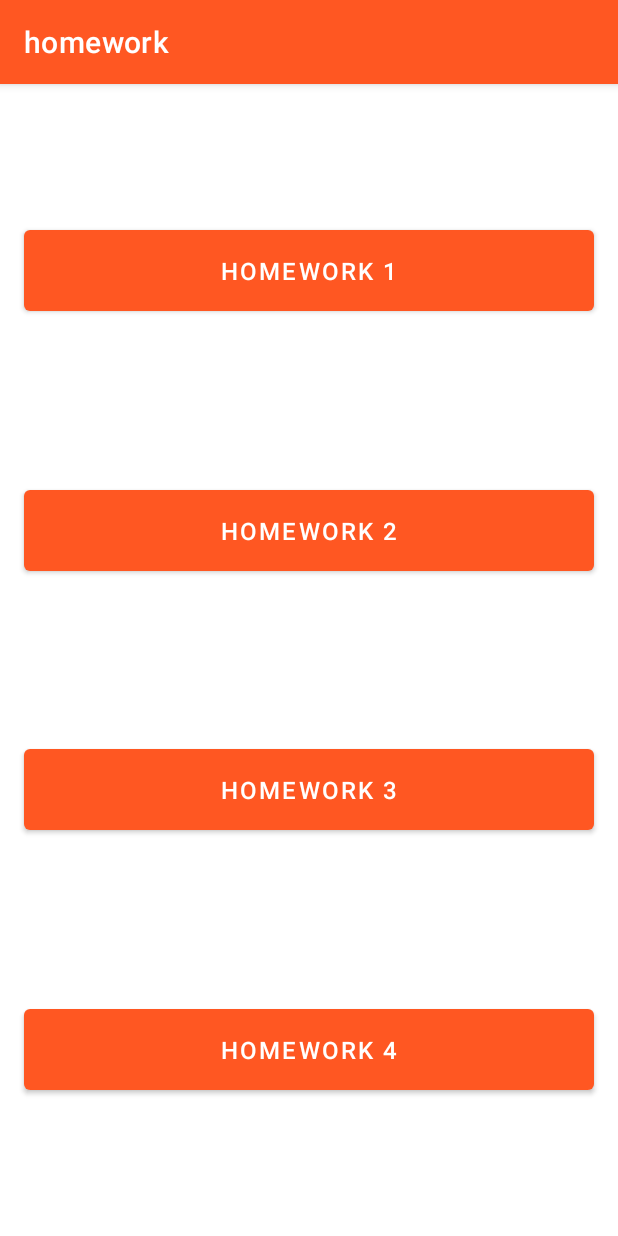
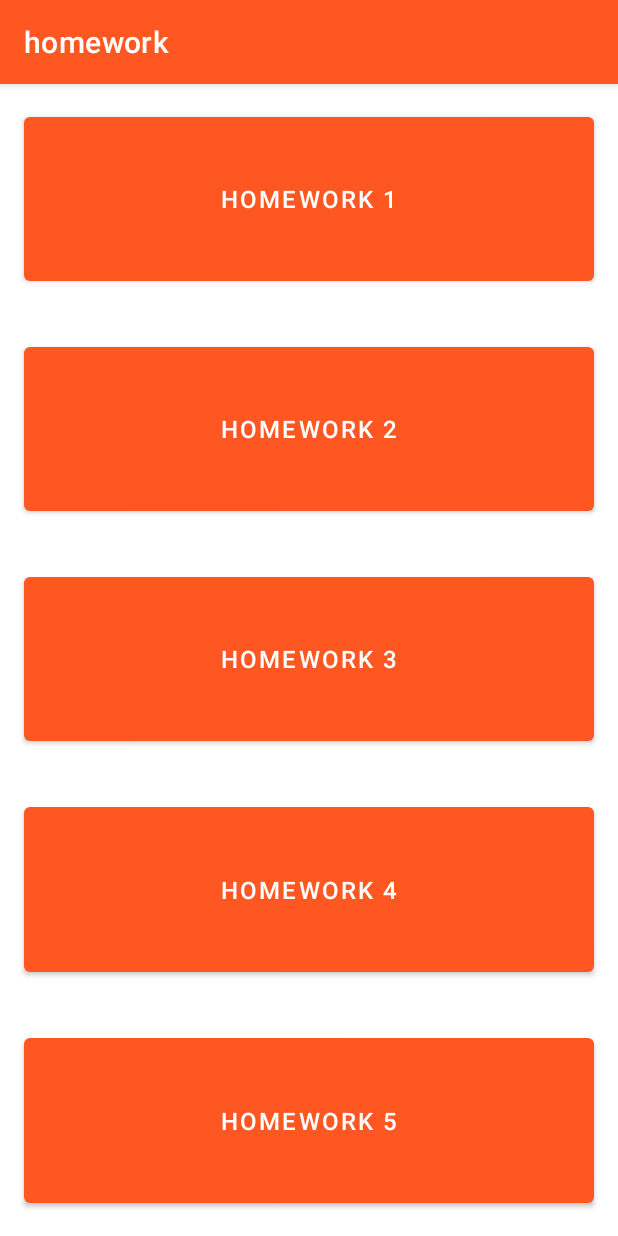
Before and after one commit to baranovdev/homeworkTMS, an Android app: the screen it shows after launch (MainActivity), on a phone screen of 412 x 824 dp. Run offline under Robolectric (Android 15) with nearby library versions, the phone set to English and light mode, and no system bars.

Commit message:
Finish homework

```diff
--- a/app/build.gradle
+++ b/app/build.gradle
@@ -34,6 +34,9 @@ android {
 }
 
 dependencies {
+    implementation 'androidx.legacy:legacy-support-v4:1.0.0'
+    implementation 'androidx.navigation:navigation-fragment-ktx:2.3.5'
+    implementation 'androidx.navigation:navigation-ui-ktx:2.3.5'
     def lifecycle_version = "2.3.1"
 
     implementation "androidx.lifecycle:lifecycle-viewmodel-ktx:$lifecycle_version"
--- a/app/src/main/AndroidManifest.xml
+++ b/app/src/main/AndroidManifest.xml
@@ -14,7 +14,9 @@
         android:roundIcon="@mipmap/ic_launcher_round"
         android:supportsRtl="true"
         android:theme="@style/Theme.Homework">
-        <activity android:name=".HW4.SnowdropActivity"/>
+        <activity android:name=".HW5.LoggedActivity"></activity>
+        <activity android:name=".HW5.HW5Activity" />
+        <activity android:name=".HW4.SnowdropActivity" />
         <activity android:name=".HW3.ThirdHomeworkActivity" />
         <activity android:name=".MainActivity">
             <intent-filter>
--- a/app/src/main/java/by/baranovdev/homework/MainActivity.kt
+++ b/app/src/main/java/by/baranovdev/homework/MainActivity.kt
@@ -8,6 +8,7 @@ import by.baranovdev.homework.HW1.ImageLoaderActivity
 import by.baranovdev.homework.HW2.SecondHomeworkActivity
 import by.baranovdev.homework.HW3.ThirdHomeworkActivity
 import by.baranovdev.homework.HW4.SnowdropActivity
+import by.baranovdev.homework.HW5.HW5Activity
 
 
 class MainActivity : AppCompatActivity() {
@@ -16,16 +17,18 @@ class MainActivity : AppCompatActivity() {
         setContentView(R.layout.activity_main)
 
         val buttons: Array<Button> = arrayOf(
-            findViewById<Button>(R.id.button_homework_1),
-            findViewById<Button>(R.id.button_homework_2),
-            findViewById<Button>(R.id.button_homework_3),
-            findViewById<Button>(R.id.button_homework_4)
+            findViewById(R.id.button_homework_1),
+            findViewById(R.id.button_homework_2),
+            findViewById(R.id.button_homework_3),
+            findViewById(R.id.button_homework_4),
+            findViewById(R.id.button_homework_5)
         )
 
         val intentFirst = Intent(this, ImageLoaderActivity::class.java)
         val intentSecond = Intent(this, SecondHomeworkActivity::class.java)
         val intentThird = Intent(this, ThirdHomeworkActivity::class.java)
         val intentFourth = Intent(this, SnowdropActivity::class.java)
+        val intentFifth = Intent(this, HW5Activity::class.java)
 
         buttons[0].setOnClickListener {
             startActivity(intentFirst)
@@ -39,5 +42,8 @@ class MainActivity : AppCompatActivity() {
         buttons[3].setOnClickListener{
             startActivity(intentFourth)
         }
+        buttons[4].setOnClickListener{
+            startActivity(intentFifth)
+        }
     }
 }
--- a/app/src/main/res/layout/activity_main.xml
+++ b/app/src/main/res/layout/activity_main.xml
@@ -6,11 +6,17 @@
     android:layout_height="match_parent"
     tools:context=".MainActivity">
 
+    <LinearLayout
+        android:layout_width="match_parent"
+        android:layout_height="match_parent"
+        android:orientation="vertical">
+
         <Button
 
             android:id="@+id/button_homework_1"
             android:layout_width="match_parent"
-        android:layout_height="wrap_content"
+            android:layout_height="0dp"
+            android:layout_weight="1"
             android:layout_margin="@dimen/double_margin"
             android:padding="16dp"
             android:text="@string/homework_1"
@@ -22,7 +28,8 @@
         <Button
             android:id="@+id/button_homework_2"
             android:layout_width="match_parent"
-        android:layout_height="wrap_content"
+            android:layout_height="0dp"
+            android:layout_weight="1"
             android:layout_margin="@dimen/double_margin"
             android:padding="16dp"
             android:text="@string/homework_2"
@@ -34,7 +41,8 @@
         <Button
             android:id="@+id/button_homework_3"
             android:layout_width="match_parent"
-        android:layout_height="wrap_content"
+            android:layout_height="0dp"
+            android:layout_weight="1"
             android:layout_margin="@dimen/double_margin"
             android:padding="16dp"
             android:text="@string/homework_3"
@@ -46,14 +54,31 @@
         <Button
             android:id="@+id/button_homework_4"
             android:layout_width="match_parent"
-        android:layout_height="wrap_content"
+            android:layout_height="0dp"
+            android:layout_weight="1"
             android:layout_margin="@dimen/double_margin"
             android:padding="16dp"
             android:text="@string/homework_4"
             android:textSize="16sp"
-        app:layout_constraintBottom_toBottomOf="parent"
+            app:layout_constraintBottom_toTopOf="@+id/button_homework_5"
             app:layout_constraintTop_toBottomOf="@+id/button_homework_3"
             tools:layout_editor_absoluteX="16dp" />
 
+        <Button
+            android:id="@+id/button_homework_5"
+            android:layout_width="match_parent"
+            android:layout_height="0dp"
+            android:layout_weight="1"
+            android:layout_margin="@dimen/double_margin"
+            android:layout_marginTop="2dp"
+            android:padding="16dp"
+            android:text="@string/homework_5"
+            android:textSize="16sp"
+            app:layout_constraintBottom_toTopOf="parent"
+            app:layout_constraintTop_toBottomOf="@+id/button_homework_4"
+            tools:layout_editor_absoluteX="16dp" />
+
+    </LinearLayout>
+
 
 </androidx.constraintlayout.widget.ConstraintLayout>
```
Also changed, not shown: app/src/main/java/by/baranovdev/homework/HW5/HW5Activity.kt (added, +31 -0 lines), app/src/main/java/by/baranovdev/homework/HW5/HW5ViewModel.kt (added, +19 -0 lines), app/src/main/java/by/baranovdev/homework/HW5/LoggedActivity.kt (added, +19 -0 lines), app/src/main/res/layout/activity_hw5.xml (added, +62 -0 lines), app/src/main/res/layout/activity_logged.xml (added, +32 -0 lines), app/src/main/res/values/strings.xml (+7 -0 lines). Lines whose indentation alone changed are shown as unchanged.
